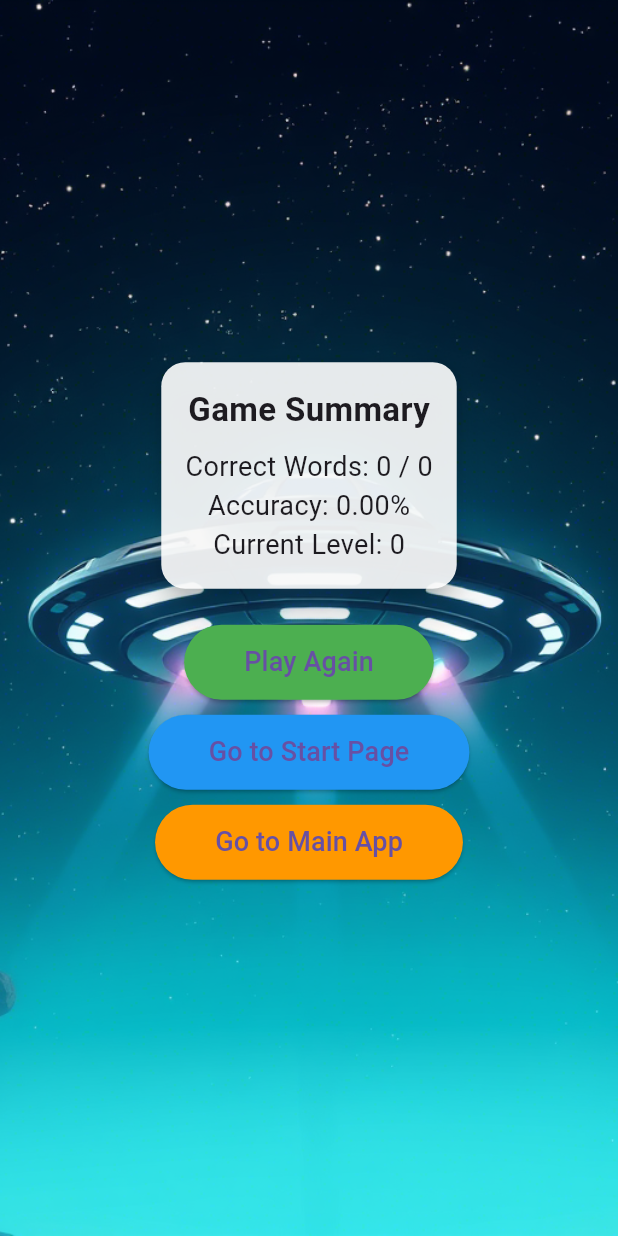
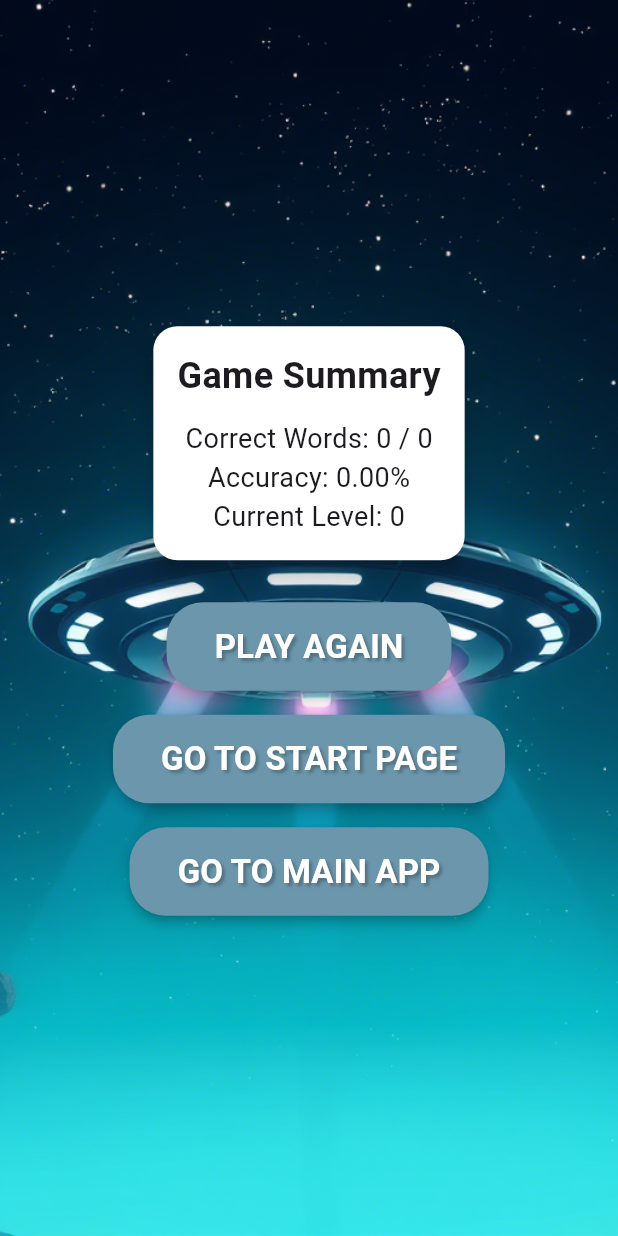
Before and after one commit to nazikanshaffAM/spello_onebysix, a Flutter app: the EndingPage screen opened directly with empty values, on a phone screen of 412 x 824 dp. Run offline on Flutter 3.47's test engine with Material 3 defaults, Android fonts, the phone set to English and light mode, and no system bars; our stand-ins replace animated_toggle_switch, fl_chart, flutter_slidable, shelf, smooth_page_indicator; missing offline and left inert: record, shelf_router, tutorial_coach_mark; Roboto replaces fonts that are missing (Orbitron).

Commit message:
refactor:improve the ending page and other pages

```diff
--- a/game1/lib/AudioService.dart
+++ b/game1/lib/AudioService.dart
@@ -1,7 +1,6 @@
 import 'dart:io';
-import 'package:flutter/src/widgets/framework.dart';
+import 'package:flutter/cupertino.dart';
 import 'package:mygame/GameRules.dart';
-import 'package:path/path.dart';
 import 'package:path_provider/path_provider.dart';
 import 'package:record/record.dart';
 import 'ApiService.dart'; // Import the API service to send the file
--- a/game1/lib/EndingPage.dart
+++ b/game1/lib/EndingPage.dart
@@ -1,4 +1,7 @@
 import 'package:flutter/material.dart';
+import 'package:mygame/StartPage.dart';
+
+import 'GamePage.dart';
 
 class EndingPage extends StatelessWidget {
   final int correctlyPronouncedWords;
@@ -27,15 +30,15 @@ class EndingPage extends StatelessWidget {
             ),
           ),
 
-          // Gameplay details & buttons
+          // Gameplay Summary & Buttons
           Center(
             child: Column(
-              mainAxisAlignment: MainAxisAlignment.center,
+              mainAxisSize: MainAxisSize.min,
               children: [
-                // Gameplay Details Card
+                // Game Summary Card
                 Card(
                   elevation: 8,
-                  color: Colors.white.withOpacity(0.9),
+                  color: Colors.white,
                   shape: RoundedRectangleBorder(
                     borderRadius: BorderRadius.circular(16),
                   ),
@@ -44,14 +47,15 @@ class EndingPage extends StatelessWidget {
                     child: Column(
                       mainAxisSize: MainAxisSize.min,
                       children: [
-                        Text(
+                        const Text(
                           "Game Summary",
                           style: TextStyle(
-                            fontSize: 22,
+                            fontFamily: 'Orbitron',
+                            fontSize: 24,
                             fontWeight: FontWeight.bold,
                           ),
                         ),
-                        const SizedBox(height: 10),
+                        const SizedBox(height: 12),
                         Text("Correct Words: $correctlyPronouncedWords / $totalWords",
                             style: const TextStyle(fontSize: 18)),
                         Text("Accuracy: ${accuracy.toStringAsFixed(2)}%",
@@ -62,50 +66,26 @@ class EndingPage extends StatelessWidget {
                     ),
                   ),
                 ),
-                const SizedBox(height: 20),
+                const SizedBox(height: 24),
 
                 // Buttons
-                Column(
-                  children: [
-                    // Play Again Button
-                    ElevatedButton(
-                      onPressed: () {
-                        // Restart Game Logic
-                      },
-                      style: ElevatedButton.styleFrom(
-                        backgroundColor: Colors.green,
-                        padding: const EdgeInsets.symmetric(horizontal: 40, vertical: 12),
-                      ),
-                      child: const Text("Play Again", style: TextStyle(fontSize: 18)),
-                    ),
-                    const SizedBox(height: 10),
-
-                    // Go to Start Page Button
-                    ElevatedButton(
-                      onPressed: () {
-                        Navigator.pop(context); // Navigates back to start page
-                      },
-                      style: ElevatedButton.styleFrom(
-                        backgroundColor: Colors.blue,
-                        padding: const EdgeInsets.symmetric(horizontal: 40, vertical: 12),
-                      ),
-                      child: const Text("Go to Start Page", style: TextStyle(fontSize: 18)),
-                    ),
-                    const SizedBox(height: 10),
-
-                    // Go to Main Flutter App (Placeholder)
-                    ElevatedButton(
-                      onPressed: () {
-                        // Placeholder for future navigation
-                      },
-                      style: ElevatedButton.styleFrom(
-                        backgroundColor: Colors.orange,
-                        padding: const EdgeInsets.symmetric(horizontal: 40, vertical: 12),
-                      ),
-                      child: const Text("Go to Main App", style: TextStyle(fontSize: 18)),
-                    ),
-                  ],
-                ),
+                _buildButton("PLAY AGAIN", () {
+                  Navigator.pushReplacement(
+                    context,
+                    MaterialPageRoute(builder: (context) => GamePage()),
+                  );
+                }),
+                const SizedBox(height: 16),
+                _buildButton("GO TO START PAGE", () {
+                  Navigator.pushReplacement(
+                    context,
+                    MaterialPageRoute(builder: (context) => const StartPage()),
+                  );
+                }),
+                const SizedBox(height: 16),
+                _buildButton("GO TO MAIN APP", () {
+                  // Placeholder for main app navigation
+                }),
               ],
             ),
           ),
@@ -113,4 +93,34 @@ class EndingPage extends StatelessWidget {
       ),
     );
   }
+
+  Widget _buildButton(String text, VoidCallback onPressed) {
+    return ElevatedButton(
+      onPressed: onPressed,
+      style: ElevatedButton.styleFrom(
+        backgroundColor: const Color(0xFF6B96AB),
+        padding: const EdgeInsets.symmetric(horizontal: 32, vertical: 14),
+        shape: RoundedRectangleBorder(
+          borderRadius: BorderRadius.circular(24),
+        ),
+        elevation: 3,
+      ),
+      child: Text(
+        text,
+        style: const TextStyle(
+          fontFamily: 'Orbitron',
+          fontSize: 22,
+          fontWeight: FontWeight.w600,
+          color: Colors.white,
+          shadows: [
+            Shadow(
+              color: Colors.black26,
+              offset: Offset(2, 2),
+              blurRadius: 2,
+            )
+          ],
+        ),
+      ),
+    );
+  }
 }
--- a/game1/lib/StartPage.dart
+++ b/game1/lib/StartPage.dart
@@ -4,7 +4,7 @@ import 'package:mygame/HowToPlayPage.dart';
 import 'package:mygame/SettingsPage.dart';
 
 
-import 'GameRules.dart'; // Added missing game screen import
+
 
 class StartPage extends StatefulWidget {
   const StartPage({super.key});
--- a/game1/lib/main.dart
+++ b/game1/lib/main.dart
@@ -1,5 +1,4 @@
 import 'package:flutter/material.dart';
-import 'package:flutter/services.dart';
 import 'StartPage.dart';
 import 'game_backend.dart'; // Import the backend
 
--- a/game1/pubspec.yaml
+++ b/game1/pubspec.yaml
@@ -36,6 +36,7 @@ dependencies:
   path: ^1.9.1
   audioplayers: ^6.2.0
   http: ^1.3.0
+
 
   # The following adds the Cupertino Icons font to your application.
   # Use with the CupertinoIcons class for iOS style icons.
```
